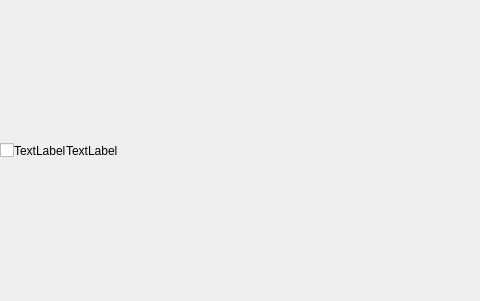
elvisxiaozhi/Slowly, file src/mailpreview.ui: the form before one commit; both pictures show x 0 to 480 and y 0 to 301 of the 719 by 301 pixel window.
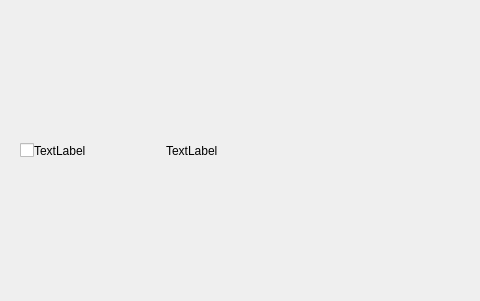
The form after the commit.

Commit message: add spacers for mail preview

What changed in the file:
```diff
--- a/src/mailpreview.ui
+++ b/src/mailpreview.ui
@@ -29,6 +29,22 @@
    <property name="bottomMargin">
     <number>0</number>
    </property>
+   <item>
+    <spacer name="checkBoxSpacer">
+     <property name="orientation">
+      <enum>Qt::Horizontal</enum>
+     </property>
+     <property name="sizeType">
+      <enum>QSizePolicy::Fixed</enum>
+     </property>
+     <property name="sizeHint" stdset="0">
+      <size>
+       <width>20</width>
+       <height>20</height>
+      </size>
+     </property>
+    </spacer>
+   </item>
    <item>
     <widget class="QCheckBox" name="checkBox">
      <property name="minimumSize">
@@ -43,14 +59,46 @@
     </widget>
    </item>
    <item>
-    <widget class="QLabel" name="label">
+    <spacer name="fromSpacer">
+     <property name="orientation">
+      <enum>Qt::Horizontal</enum>
+     </property>
+     <property name="sizeType">
+      <enum>QSizePolicy::Preferred</enum>
+     </property>
+     <property name="sizeHint" stdset="0">
+      <size>
+       <width>10</width>
+       <height>20</height>
+      </size>
+     </property>
+    </spacer>
+   </item>
+   <item>
+    <widget class="QLabel" name="fromLbl">
      <property name="text">
       <string>TextLabel</string>
      </property>
     </widget>
    </item>
    <item>
-    <widget class="QLabel" name="label_2">
+    <spacer name="preSpacer">
+     <property name="orientation">
+      <enum>Qt::Horizontal</enum>
+     </property>
+     <property name="sizeType">
+      <enum>QSizePolicy::Fixed</enum>
+     </property>
+     <property name="sizeHint" stdset="0">
+      <size>
+       <width>80</width>
+       <height>20</height>
+      </size>
+     </property>
+    </spacer>
+   </item>
+   <item>
+    <widget class="QLabel" name="previewLbl">
      <property name="text">
       <string>TextLabel</string>
      </property>
@@ -61,9 +109,12 @@
      <property name="orientation">
       <enum>Qt::Horizontal</enum>
      </property>
+     <property name="sizeType">
+      <enum>QSizePolicy::Preferred</enum>
+     </property>
      <property name="sizeHint" stdset="0">
       <size>
-       <width>484</width>
+       <width>750</width>
        <height>20</height>
       </size>
      </property>
```
Left out of the diff: 4 changed lines with no effect on the pictures. The commit also changes 1 other file.
